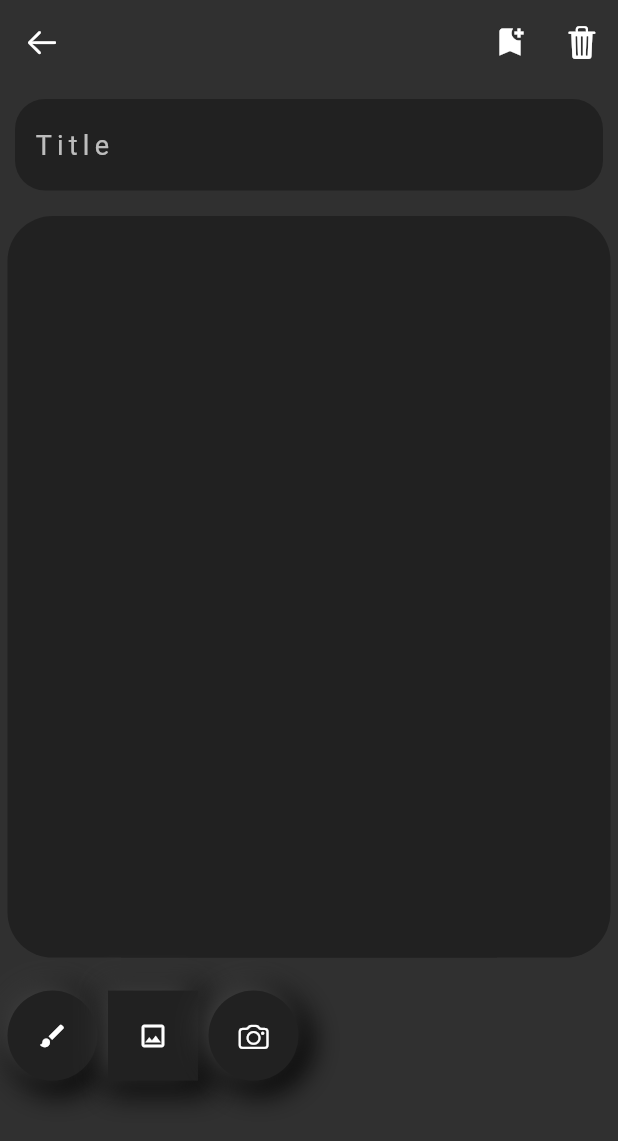
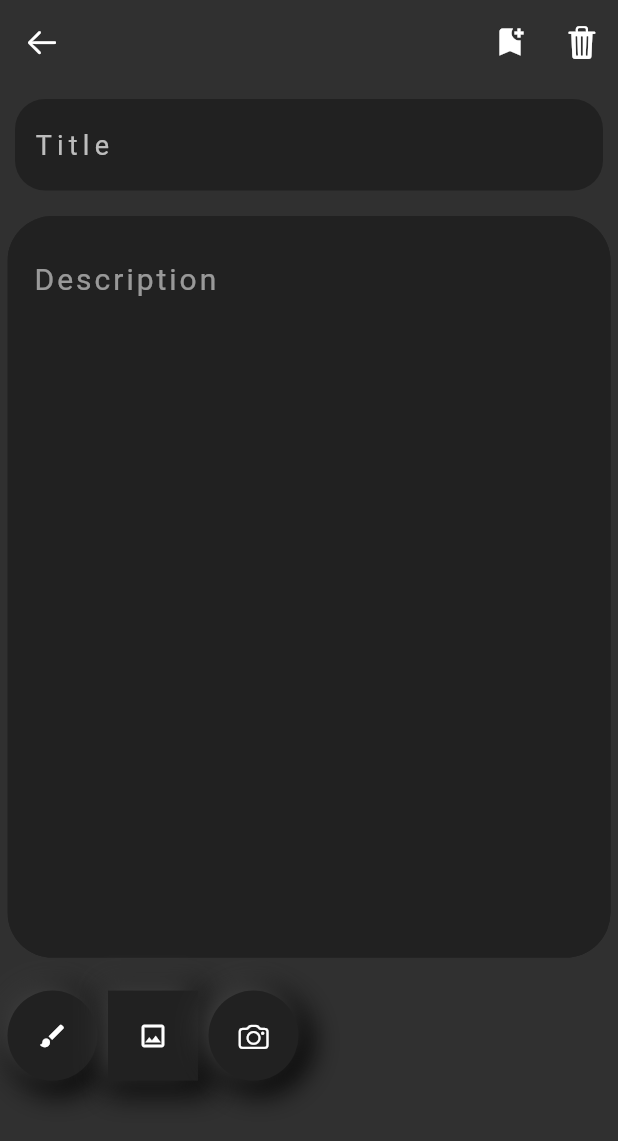
Before and after one commit to jbjason/personal_notepad, a Flutter app: the DetailsScreen screen opened by its route, after a tap on the "bookmark add" icon, on a phone screen of 412 x 824 dp. Shown: the top 1141 px of the screen. Run offline on Flutter 3.47's test engine with Material 2 defaults, Android fonts, the light colour scheme and no system bars; our stand-ins replace flutter_colorpicker, google_fonts, image_picker, lottie, screenshot; missing offline and left inert: image_picker_for_web; Roboto replaces fonts that are missing (Neucha).

Commit message:
Update details_screen.dart

```diff
--- a/lib/screens/details_screen.dart
+++ b/lib/screens/details_screen.dart
@@ -69,6 +69,7 @@ class _DetailsScreenState extends State<DetailsScreen> {
   Widget build(BuildContext context) {
     final productsData = Provider.of<MyNotesP>(context);
     final size = MediaQuery.of(context).size;
+    final double canvasHeight = size.height * .6, canvasWidth = size.width;
     return Scaffold(
       backgroundColor: Colors.grey[850],
       appBar: AppBar(
@@ -91,8 +92,8 @@ class _DetailsScreenState extends State<DetailsScreen> {
                 File? loadImage;
                 // initialPoints empty means no drawing has been done
                 if (initialPoints.isNotEmpty) {
-                  final captureImage =
-                      await controller.captureFromWidget(drawingCanvas(size));
+                  final captureImage = await controller.captureFromWidget(
+                      canvasInBackground(canvasHeight, canvasWidth));
                   loadImage = await takeSnapShot(captureImage, id);
                 }
                 productsData.addNote(MyNote(
@@ -130,7 +131,7 @@ class _DetailsScreenState extends State<DetailsScreen> {
               TtileTextFormField(titleController: _titleController),
               const SizedBox(height: 7),
               // drawing canvas & DescriptionTextField
-              Center(child: drawingCanvas(size)),
+              drawingCanvas(size, canvasHeight, canvasWidth),
               const SizedBox(height: 7),
               // button & constract buttons
               buttonAndStroke(size),
@@ -177,17 +178,43 @@ class _DetailsScreenState extends State<DetailsScreen> {
     );
   }
 
-  Widget drawingCanvas(Size size) {
+  Widget drawingCanvas(Size size, double height, double width) {
+    // final height = size.height * .6;
+    // final width = size.width;
     return Container(
-      height: size.height * .6,
-      width: size.width,
+      height: height,
+      width: width,
       decoration: BoxDecoration(
         borderRadius: BorderRadius.circular(30),
         color: Colors.grey[900],
         image: snapImage == null
-            ? DecorationImage(image: AssetImage('assets/background.png'))
-            : DecorationImage(image: FileImage(snapImage!)),
+            ? DecorationImage(
+                image: AssetImage('assets/background.png'), fit: BoxFit.cover)
+            : DecorationImage(image: FileImage(snapImage!), fit: BoxFit.fitHeight),
       ),
+      child: Stack(
+        children: [
+          canvasInBackground(height, width),
+          // textFormField
+          Positioned(
+            top: 0,
+            left: 0,
+            right: 0,
+            child: DescriptionTextFormField(
+              descriptionController: _descriptionController,
+              isPaint: _isPaint,
+              size: size,
+            ),
+          )
+        ],
+      ),
+    );
+  }
+
+  Widget canvasInBackground(double height, double width) {
+    return Container(
+      height: height,
+      width: width,
       child: GestureDetector(
         onPanDown: (data) {
           !_isPaint
@@ -222,10 +249,6 @@ class _DetailsScreenState extends State<DetailsScreen> {
           borderRadius: BorderRadius.circular(20),
           child: CustomPaint(
             painter: MyCustomPainter(points: initialPoints, isEnd: isEnd),
-            // textFormField
-            // child: DescriptionTextFormField(
-            //     descriptionController: _descriptionController,
-            //     isPaint: _isPaint),
           ),
         ),
       ),
@@ -333,6 +356,7 @@ class TtileTextFormField extends StatelessWidget {
 class DescriptionTextFormField extends StatelessWidget {
   const DescriptionTextFormField({
     Key? key,
+    required this.size,
     required TextEditingController descriptionController,
     required bool isPaint,
   })  : _descriptionController = descriptionController,
@@ -341,6 +365,7 @@ class DescriptionTextFormField extends StatelessWidget {
 
   final TextEditingController _descriptionController;
   final bool _isPaint;
+  final Size size;
 
   @override
   Widget build(BuildContext context) {
@@ -356,7 +381,7 @@ class DescriptionTextFormField extends StatelessWidget {
         style: TextStyle(color: Colors.white, fontSize: 20),
         keyboardType: TextInputType.text,
         textInputAction: TextInputAction.done,
-        maxLines: _isPaint ? 2 : 14,
+        maxLines: _isPaint ? 2 : 12,
         decoration: InputDecoration(
           hintText: 'Description',
           hintStyle: GoogleFonts.neucha(
```
